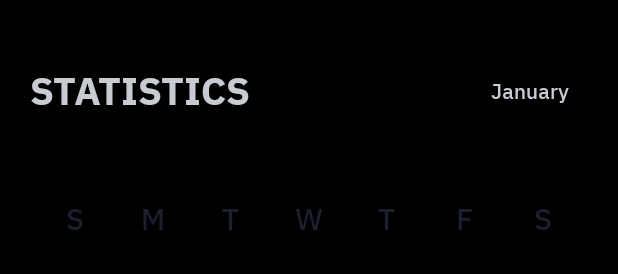
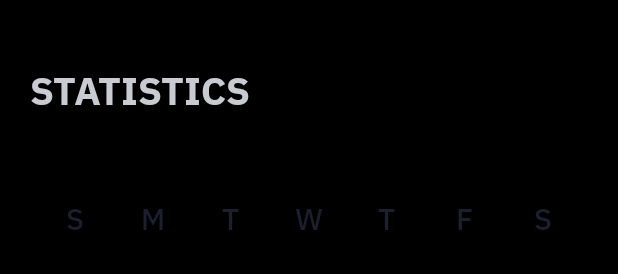
Before and after one commit to Sergey-Kulyk/corona-statistics, an Android app: the layout fragment_statistics.xml on its own in the app's theme, with its tools: preview values and no code run, on a phone screen of 412 x 824 dp. Shown: the top 274 px of the screen. Run offline under Robolectric (Android 15) with nearby library versions, the phone set to English and light mode, and no system bars; network calls fail.

Commit message:
feature: finish statistics implementation

```diff
--- a/app/src/main/java/com/sergeykulyk/corona_statistics/ui/custom/week_calendar_view/WeekCalendarView.kt
+++ b/app/src/main/java/com/sergeykulyk/corona_statistics/ui/custom/week_calendar_view/WeekCalendarView.kt
@@ -28,12 +28,12 @@ class WeekCalendarView(context: Context, attrs: AttributeSet?) : LinearLayout(co
             }
         weeksViewPager.adapter = weeksAdapter
         addView(weeksViewPager)
-        weeksViewPager.registerOnPageChangeCallback(object : ViewPager2.OnPageChangeCallback() {
-            override fun onPageSelected(position: Int) {
-                super.onPageSelected(position)
-                onMonthChangedListener?.onMonthChanged(theMonth(weeks[position].month) ?: "")
-            }
-        })
+//        weeksViewPager.registerOnPageChangeCallback(object : ViewPager2.OnPageChangeCallback() {
+//            override fun onPageSelected(position: Int) {
+//                super.onPageSelected(position)
+//                onMonthChangedListener?.onMonthChanged(theMonth(weeks[position].month) ?: "")
+//            }
+//        })
     }
 
     fun theMonth(month: Int): String? {
--- a/app/src/main/java/com/sergeykulyk/corona_statistics/ui/dashboard/statistics/StatisticsFragment.kt
+++ b/app/src/main/java/com/sergeykulyk/corona_statistics/ui/dashboard/statistics/StatisticsFragment.kt
@@ -81,9 +81,10 @@ class StatisticsFragment : Fragment() {
             }
         }
         weekCalendarView.onMonthChangedListener = object : OnMonthChangedListener {
-            override fun onMonthChanged(name: String) {
-                monthName.text = name
+            override fun onMonthChanged(monthName: String) {
+
             }
+
         }
         view.postDelayed({
             weekCalendarView.selectCurrentDay()
@@ -262,7 +263,7 @@ class StatisticsFragment : Fragment() {
         set.start()
 
         if (!isAnimationsShown) {
-//            isAnimationsShown = true
+            isAnimationsShown = true
         }
     }
 
--- a/app/src/main/res/layout/fragment_statistics.xml
+++ b/app/src/main/res/layout/fragment_statistics.xml
@@ -70,19 +70,9 @@
                         android:rotation="180" />
                 </LinearLayout>
 
+
+
             </androidx.appcompat.widget.Toolbar>
-
-            <TextView
-                android:id="@+id/monthName"
-                android:layout_width="wrap_content"
-                android:layout_height="wrap_content"
-                android:layout_gravity="end"
-                android:layout_marginTop="50dp"
-                android:layout_marginEnd="32dp"
-                android:fontFamily="@font/ibm_plex_sans_medium"
-                android:textColor="@color/gray"
-                android:textSize="14sp"
-                tools:text="January" />
 
         </com.google.android.material.appbar.CollapsingToolbarLayout>
 
--- a/app/src/main/res/values/strings.xml
+++ b/app/src/main/res/values/strings.xml
@@ -9,7 +9,7 @@
     <string name="statistics_cases">Cases</string>
     <string name="statistics_active">Active</string>
     <string name="statistics_recovered">Recovered</string>
-    <string name="statistics_death">Death</string>
+    <string name="statistics_death">Deaths</string>
 
     <string name="tab_overview">OVERVIEW</string>
     <string name="tab_symptoms">SYMPTOMS</string>
```
Also changed, not shown: app/src/main/res/layout/item_statistics.xml (line endings or trailing spaces).
